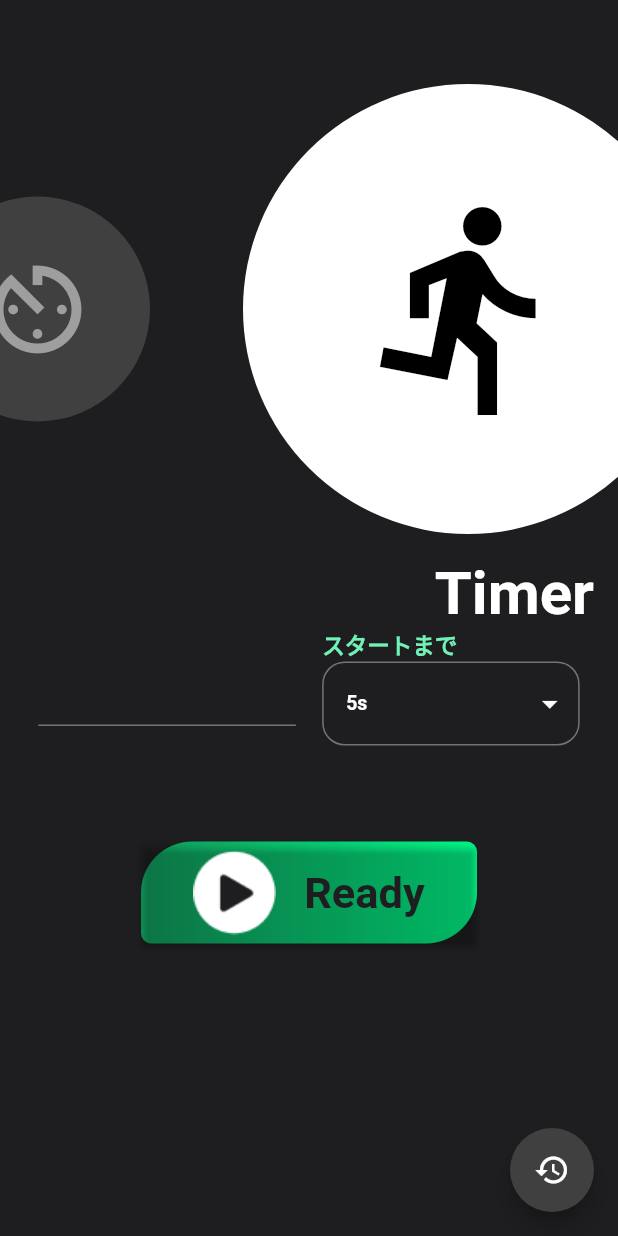
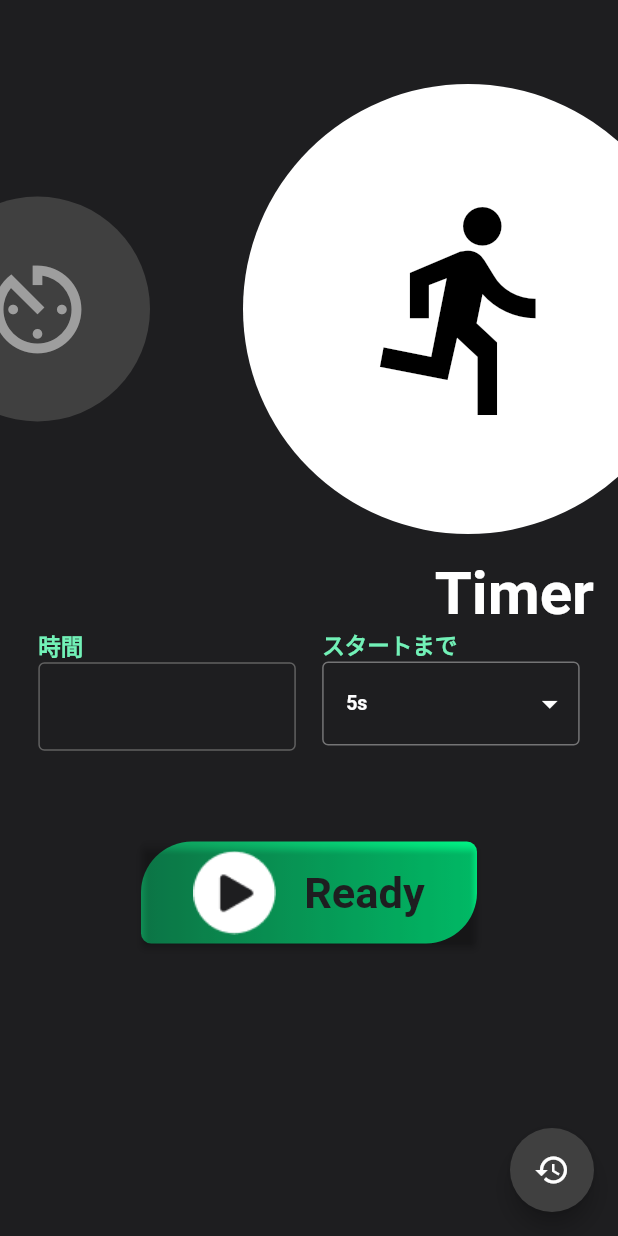
Before and after one commit to Yamasaki-pan961/flutter_for_hackathon, a Flutter app: the screen it shows after launch, on a phone screen of 412 x 824 dp. Run offline on Flutter 3.47's test engine with Material 2 defaults, Android fonts, the phone set to English and light mode, and no system bars; our stand-ins replace dropdown_button2, fl_chart, flutter_hooks, freezed_annotation, hooks_riverpod, riverpod_annotation and 3 more; missing offline and left inert: four_swipe_direction; generated files the repository leaves out were written again.

Commit message:
add: 時間のTextfieldを作成しました

```diff
--- a/lib/feature/component/picker_item.dart
+++ b/lib/feature/component/picker_item.dart
@@ -35,9 +35,11 @@ class PickerItem extends StatelessWidget {
             decoration: InputDecoration(
               contentPadding: const EdgeInsets.symmetric(vertical: 16),
               border: OutlineInputBorder(
-                borderRadius: BorderRadius.circular(15),
+                borderRadius: BorderRadius.circular(4),
+                borderSide: const BorderSide(
+                  color: AppTheme.unSelectedColor,
+                ),
               ),
-              // Add more decoration..
             ),
             items: genderItems
                 .map((item) => DropdownMenuItem<String>(
--- a/lib/feature/ui/measure/measure_view.dart
+++ b/lib/feature/ui/measure/measure_view.dart
@@ -29,13 +29,16 @@ class _MeasureViewState extends State<MeasureView>
 
   @override
   Widget build(BuildContext context) {
-    return Scaffold(
+    return GestureDetector(
+      onTap: () => FocusScope.of(context).unfocus(),
+      child: Scaffold(
         backgroundColor: AppTheme.backgroundColor,
         appBar: AppBar(
           elevation: 0,
           backgroundColor: AppTheme.backgroundColor,
         ),
-      body: Column(
+        body: SingleChildScrollView(
+          child: Column(
             children: [
               FourSwipeDirection(
                 swipeRight: () {
@@ -85,7 +88,8 @@ class _MeasureViewState extends State<MeasureView>
                           child: AnimatedPadding(
                             duration: const Duration(milliseconds: 200),
                             padding: EdgeInsets.only(
-                            top: !isTimer ? 75 : 0, bottom: !isTimer ? 75 : 0),
+                                top: !isTimer ? 75 : 0,
+                                bottom: !isTimer ? 75 : 0),
                             child: CircleAvatar(
                               backgroundColor: isTimer
                                   ? AppTheme.textColor
@@ -112,8 +116,9 @@ class _MeasureViewState extends State<MeasureView>
                     style: TextStyle(
                       fontWeight: FontWeight.bold,
                       fontSize: 40,
-                  color:
-                      !isTimer ? AppTheme.textColor : AppTheme.backgroundColor,
+                      color: !isTimer
+                          ? AppTheme.textColor
+                          : AppTheme.backgroundColor,
                     ),
                   ),
                   const Spacer(),
@@ -122,8 +127,9 @@ class _MeasureViewState extends State<MeasureView>
                     style: TextStyle(
                       fontWeight: FontWeight.bold,
                       fontSize: 40,
-                  color:
-                      isTimer ? AppTheme.textColor : AppTheme.backgroundColor,
+                      color: isTimer
+                          ? AppTheme.textColor
+                          : AppTheme.backgroundColor,
                     ),
                   ),
                   AppSpaces.horizontal_16,
@@ -133,16 +139,37 @@ class _MeasureViewState extends State<MeasureView>
                 mainAxisAlignment: MainAxisAlignment.spaceBetween,
                 children: [
                   AppSpaces.horizontal_8,
-              // PickerItem(
-              //   title: '距離',
-              //   genderItems: distanceItems,
-              //   onChanged: (value) {
-              //     distance = value!;
-              //   },
-              // ),
+                  Column(
+                    crossAxisAlignment: CrossAxisAlignment.start,
+                    children: [
+                      const Text(
+                        '時間',
+                        style: TextStyle(
+                          fontSize: 15,
+                          fontWeight: FontWeight.bold,
+                          color: AppTheme.appColor,
+                        ),
+                      ),
                       SizedBox(
                         width: MediaQuery.of(context).size.width / 2.4,
-                child: TextField(),
+                        child: TextField(
+                          decoration: InputDecoration(
+                            enabledBorder: OutlineInputBorder(
+                              borderRadius: BorderRadius.circular(4),
+                              borderSide: const BorderSide(
+                                color: AppTheme.unSelectedColor,
+                              ),
+                            ),
+                            focusedBorder: OutlineInputBorder(
+                              borderRadius: BorderRadius.circular(4),
+                              borderSide: const BorderSide(
+                                color: AppTheme.unSelectedColor,
+                              ),
+                            ),
+                          ),
+                        ),
+                      ),
+                    ],
                   ),
                   PickerItem(
                     title: 'スタートまで',
@@ -167,6 +194,7 @@ class _MeasureViewState extends State<MeasureView>
               )
             ],
           ),
+        ),
         floatingActionButton: FloatingActionButton(
           backgroundColor: AppTheme.shade700Color,
           onPressed: () {
@@ -182,6 +210,7 @@ class _MeasureViewState extends State<MeasureView>
             color: Colors.white,
           ),
         ),
+      ),
     );
   }
 }
```
Lines whose indentation alone changed are shown as unchanged.
